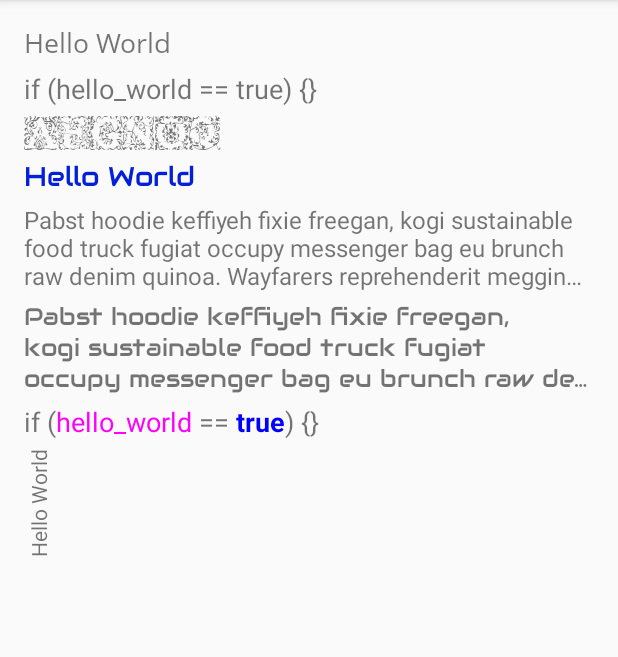
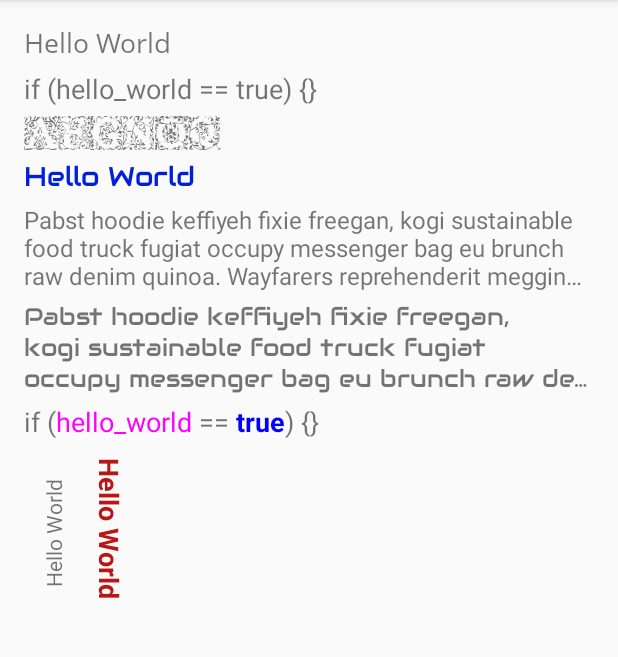
Before and after one commit to iNdieboyjeff/TextViews, an Android app: the screen it shows after launch (MainActivity), on a phone screen of 412 x 824 dp, the part 84-741 px from its top. Run offline under Robolectric (Android 15) with nearby library versions, the phone set to English and light mode, and no system bars; 3 statements that could not run were skipped.

Commit message:
Remap padding to account for the correct side of the view

```diff
--- a/library/src/main/java/util/android/textviews/VerticalTextView.java
+++ b/library/src/main/java/util/android/textviews/VerticalTextView.java
@@ -20,6 +20,7 @@ import android.content.Context;
 import android.graphics.Canvas;
 import android.text.TextPaint;
 import android.util.AttributeSet;
+import android.util.Log;
 import android.view.Gravity;
 import android.widget.TextView;
 
@@ -29,7 +30,9 @@ import android.widget.TextView;
  */
 public class VerticalTextView extends TextView {
 
-    final boolean topDown;
+    private static final String LOGTAG = VerticalTextView.class.getSimpleName();
+
+    private final boolean topDown;
 
     public VerticalTextView(Context context, AttributeSet attrs) {
         super(context, attrs);
@@ -41,12 +44,21 @@ public class VerticalTextView extends TextView {
         } else
             topDown = true;
 
+        // We need to remap the padding so that values apply to the correct sides.  This is due
+        // to the fact that we are rotating a view.
+        if (topDown) {
+            this.setPadding(getPaddingTop(), getPaddingRight(), getPaddingBottom(), getPaddingLeft());
+        } else {
+            this.setPadding(getPaddingBottom(), getPaddingLeft(), getPaddingTop(), getPaddingRight());
+        }
+
     }
 
 
 
     @Override
     protected void onMeasure(int widthMeasureSpec, int heightMeasureSpec) {
+        //noinspection SuspiciousNameCombination
         super.onMeasure(heightMeasureSpec, widthMeasureSpec);
         setMeasuredDimension(getMeasuredHeight(), getMeasuredWidth());
     }
--- a/sample/src/main/res/layout/fragment_main.xml
+++ b/sample/src/main/res/layout/fragment_main.xml
@@ -92,10 +92,30 @@
         <util.android.textviews.VerticalTextView
             android:layout_width="wrap_content"
             android:layout_height="wrap_content"
+            android:id="@+id/textView8"
             android:text="@string/hello_world"
             android:layout_below="@+id/textView7"
             android:layout_marginBottom="6dp"
-            android:gravity="bottom"/>
+            android:gravity="bottom"
+            android:paddingLeft="10dp"
+            android:paddingRight="10dp"
+            android:paddingTop="20dp"
+            android:paddingBottom="5dp"/>
+        <util.android.textviews.VerticalTextView
+            android:layout_width="wrap_content"
+            android:layout_height="wrap_content"
+            android:id="@+id/textView9"
+            android:text="@string/hello_world"
+            android:layout_below="@+id/textView7"
+            android:layout_marginBottom="6dp"
+            android:layout_toRightOf="@+id/textView8"
+            android:textColor="#b91616"
+            android:textStyle="bold"
+            android:textSize="18sp"
+            android:paddingLeft="5dp"
+            android:paddingRight="10dp"
+            android:paddingTop="6dp"
+            android:paddingBottom="12dp"/>
 
     </RelativeLayout>
 </ScrollView>
```
